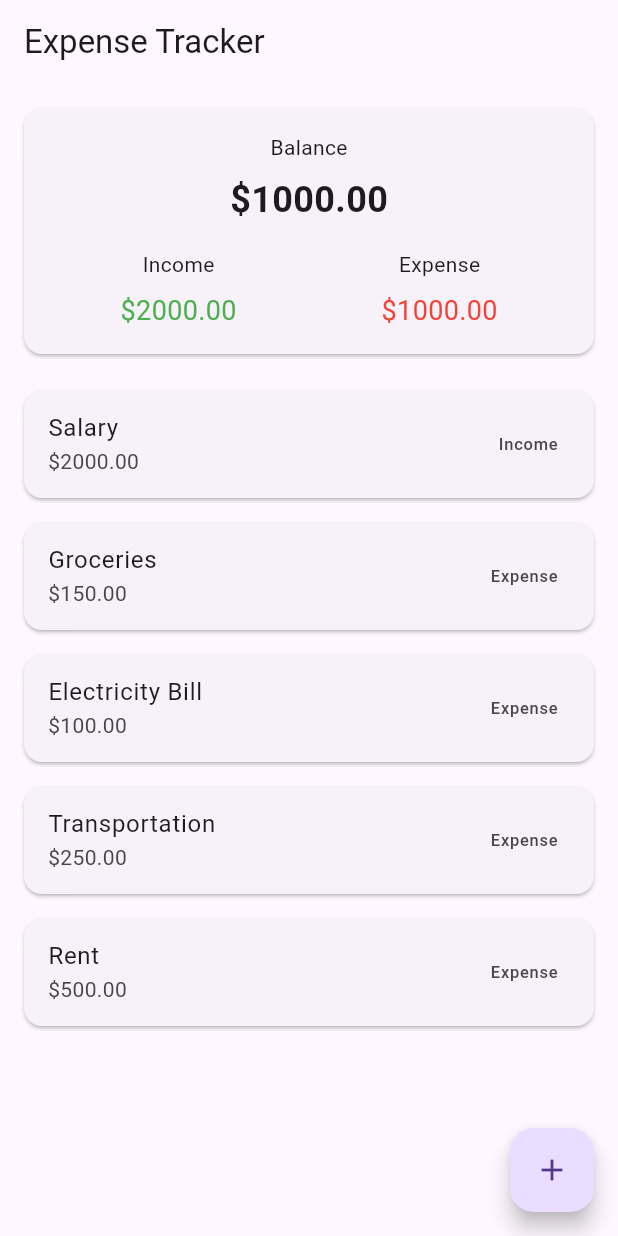
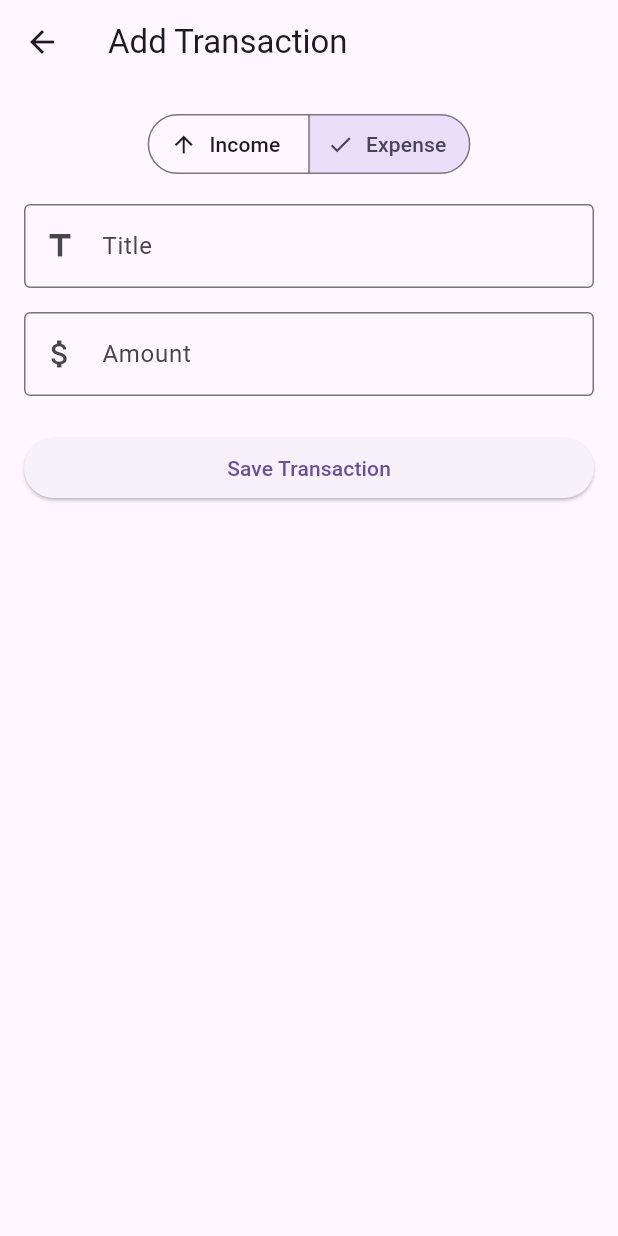
Before and after one commit to Zeneb-Tekarri/expense-tracker-app-flutter, a Flutter app: the screen it shows after launch, after a tap on the "add" icon, on a phone screen of 412 x 824 dp. Run offline on Flutter 3.47's test engine with Material 3 defaults, Android fonts, the phone set to English and light mode, and no system bars; our stand-ins replace sqflite; accounts and stored records are empty.

Commit message:
build add transaction screen

```diff
--- /dev/null
+++ b/lib/screens/add_transaction_screen.dart
@@ -0,0 +1,67 @@
+import 'package:expense_tracker_app/widgets/transaction_form.dart';
+import 'package:expense_tracker_app/widgets/transaction_type_selector.dart';
+import 'package:flutter/material.dart';
+
+class AddTransactionScreen extends StatefulWidget {
+  const AddTransactionScreen({super.key});
+
+  @override
+  State<AddTransactionScreen> createState() => _AddTransactionScreenState();
+}
+
+class _AddTransactionScreenState extends State<AddTransactionScreen> {
+  String selectedType = 'Expense';
+  final titleController = TextEditingController();
+  final amountController = TextEditingController();
+  @override
+  void dispose() {
+    titleController.dispose();
+    amountController.dispose();
+    super.dispose();
+  }
+
+  void saveTransaction() {
+    print('Type: $selectedType');
+    print('Title: ${titleController.text}');
+    print('Amount: ${amountController.text}');
+  }
+
+  @override
+  Widget build(BuildContext context) {
+    return Scaffold(
+      appBar: AppBar(
+        title: const Text('Add Transaction'),
+      ),
+      body: Padding(
+        padding: const EdgeInsets.all(16.0),
+        child: Column(
+          children: [
+            TransactionTypeSelector(
+              selectedType: selectedType,
+              onTypeChanged: (newType) {
+                setState(() {
+                  selectedType = newType;
+                });
+              },
+            ),
+            const SizedBox(height: 16),
+            TransactionForm(
+              titleController: titleController,
+              amountController: amountController,
+            ),
+            const SizedBox(height: 24),
+            SizedBox(
+              width: double.infinity,
+              child: ElevatedButton(
+                onPressed: saveTransaction,
+                child: const Text('Save Transaction'),
+              ),
+            )
+          ],
+        ),
+      ),
+    );
+  }
+
+
+}
--- a/lib/screens/home_screen.dart
+++ b/lib/screens/home_screen.dart
@@ -1,5 +1,6 @@
 
 import 'package:expense_tracker_app/models/transaction.dart';
+import 'package:expense_tracker_app/screens/add_transaction_screen.dart';
 import 'package:flutter/material.dart';
 import '../widgets/balance_card.dart';
 import '../widgets/transaction_list.dart';
@@ -29,7 +30,9 @@ class HomeScreen extends StatelessWidget {
         ],
       ),
       floatingActionButton: FloatingActionButton(
-        onPressed: () {},
+        onPressed: () {
+            Navigator.push(context, MaterialPageRoute(builder: (context) => const AddTransactionScreen()));
+        },
         child: const Icon(Icons.add),
       ),
     );
--- /dev/null
+++ b/lib/widgets/transaction_form.dart
@@ -0,0 +1,39 @@
+import 'package:flutter/material.dart';
+
+class TransactionForm extends StatelessWidget {
+  final TextEditingController titleController;
+  final TextEditingController amountController;
+
+  const TransactionForm({
+    super.key,
+    required this.titleController,
+    required this.amountController,
+  });
+
+  @override
+  Widget build(BuildContext context) {
+    return Column(
+      children: [
+        TextField(
+          controller: titleController,
+          decoration: const InputDecoration(
+            labelText: 'Title',
+            border: OutlineInputBorder(),
+            prefixIcon: Icon(Icons.title),
+          ),
+
+        ),
+        const SizedBox(height: 16),
+        TextField(
+          controller: amountController,
+          decoration: const InputDecoration(
+            labelText: 'Amount',
+            border: OutlineInputBorder(),
+            prefixIcon: Icon(Icons.attach_money),
+          ),
+          keyboardType: TextInputType.number,
+        ),
+      ],
+    );
+  }
+}
--- a/lib/widgets/transaction_list.dart
+++ b/lib/widgets/transaction_list.dart
@@ -21,7 +21,7 @@ class TransactionList extends StatelessWidget {
       itemBuilder: (context, index) {
         final transaction = transactions[index];
         return Card(
-            margin: const EdgeInsets.symmetric(horizontal: 16, vertical: 8),
+          margin: const EdgeInsets.symmetric(horizontal: 16, vertical: 8),
           child: ListTile(
             title: Text(transaction.title),
             subtitle: Text('\$${transaction.amount.toStringAsFixed(2)}'),
--- /dev/null
+++ b/lib/widgets/transaction_type_selector.dart
@@ -0,0 +1,25 @@
+import 'package:flutter/material.dart';
+
+class TransactionTypeSelector extends StatelessWidget {
+  final String selectedType;
+  final ValueChanged<String> onTypeChanged;
+  const TransactionTypeSelector({
+    super.key,
+    required this.selectedType,
+    required this.onTypeChanged
+});
+
+  @override
+  Widget build(BuildContext context) {
+    return SegmentedButton<String>(
+      segments: const [
+        ButtonSegment(value: 'Income', label: Text('Income'), icon: Icon(Icons.arrow_upward)),
+        ButtonSegment(value: 'Expense', label: Text('Expense'), icon: Icon(Icons.arrow_downward)),
+      ],
+      selected: {selectedType},
+      onSelectionChanged: (newSelection) {
+        onTypeChanged(newSelection.first);
+      },
+    );
+  }
+}
```
